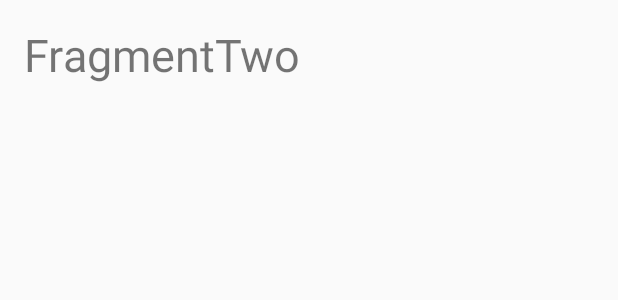
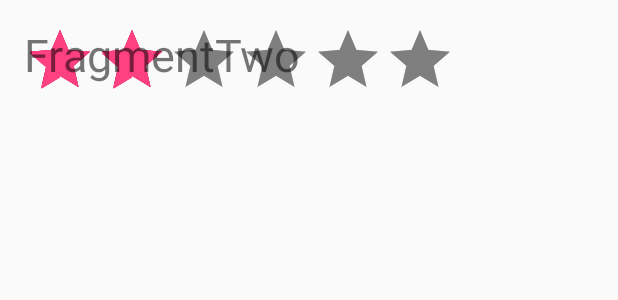
Before and after one commit to asymptote-inc/Jury-new, an Android app: the layout fragment_two_layout.xml on its own in the app's theme, with its tools: preview values and no code run, on a phone screen of 412 x 824 dp. Shown: the top 300 px of the screen. Run offline under Robolectric (Android 15) with nearby library versions, the phone set to English and light mode, and no system bars; network calls fail.

Commit message:
starts added to fragment two

```diff
--- a/app/src/main/java/com/androidtutorialpoint/androidlogin/GameActivity.java
+++ b/app/src/main/java/com/androidtutorialpoint/androidlogin/GameActivity.java
@@ -97,8 +97,6 @@ public class GameActivity extends AppCompatActivity {
                 // checkedId is the RadioButton selected
                 FragmentTwo fragmentTwo = new FragmentTwo();
                 switch(checkedId) {
-
-
                     case R.id.toxic_radio_btn:
                         // switch to fragment 1
 
--- a/app/src/main/res/layout/fragment_two_layout.xml
+++ b/app/src/main/res/layout/fragment_two_layout.xml
@@ -7,6 +7,36 @@
     android:paddingTop="@dimen/activity_vertical_margin"
     android:paddingBottom="@dimen/activity_vertical_margin">
 
+
+    <RatingBar
+        android:id="@+id/ratingBarHate"
+        android:layout_width="wrap_content"
+        android:layout_height="wrap_content"
+        android:numStars="6"
+        android:stepSize="1.0"
+        android:rating="2.0" />
+    <RatingBar
+        android:id="@+id/ratingBarObscene"
+        android:layout_width="wrap_content"
+        android:layout_height="wrap_content"
+        android:numStars="6"
+        android:stepSize="1.0"
+        android:rating="2.0" />
+    <RatingBar
+        android:id="@+id/ratingBarInsult"
+        android:layout_width="wrap_content"
+        android:layout_height="wrap_content"
+        android:numStars="6"
+        android:stepSize="1.0"
+        android:rating="2.0" />
+    <RatingBar
+        android:id="@+id/ratingBarThreat"
+        android:layout_width="wrap_content"
+        android:layout_height="wrap_content"
+        android:numStars="6"
+        android:stepSize="1.0"
+        android:rating="2.0" />
+
     <TextView
         android:text="@string/fragment_two_view"
         android:layout_width="match_parent"
```
